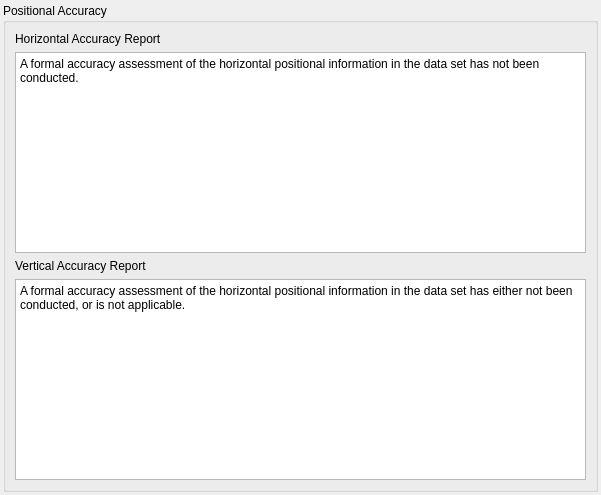
The window that pymdwizard/gui/ui_files/PositionalAccuracy.ui (DOI-USGS/fort-pymdwizard) describes before a commit, drawn with Qt 5.
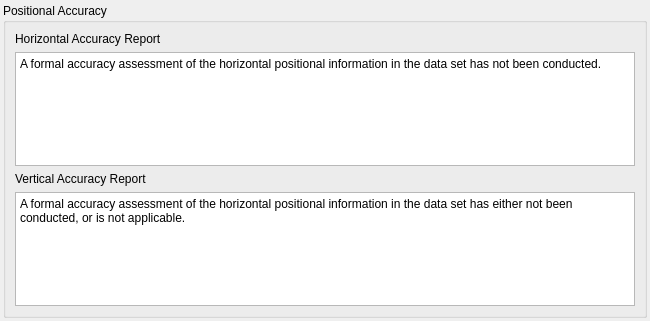
The same window after the commit.

The edit to the form file:
```diff
--- a/pymdwizard/gui/ui_files/PositionalAccuracy.ui
+++ b/pymdwizard/gui/ui_files/PositionalAccuracy.ui
@@ -6,8 +6,8 @@
    <rect>
     <x>0</x>
     <y>0</y>
-    <width>601</width>
-    <height>495</height>
+    <width>650</width>
+    <height>321</height>
    </rect>
   </property>
   <property name="font">
```
